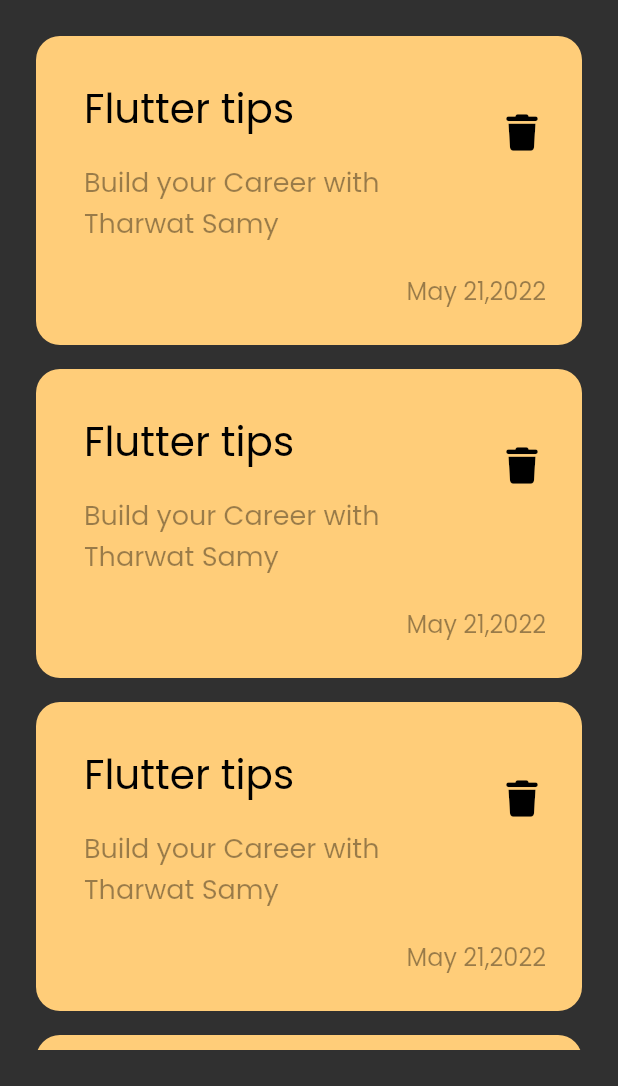
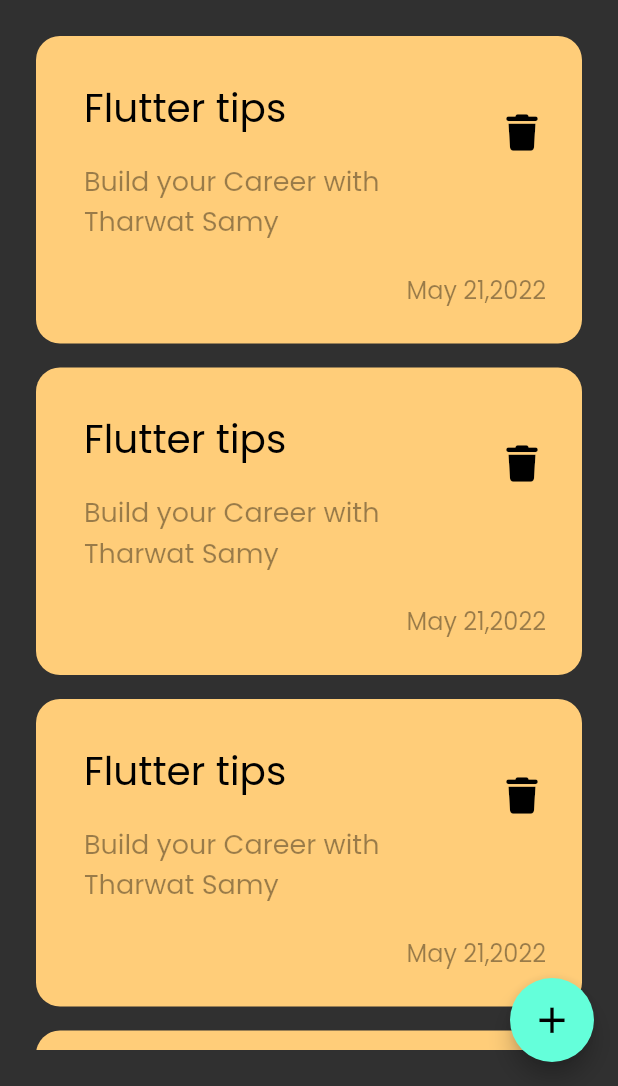
Before and after one commit to YNinja1/note_app, a Flutter app: the screen it shows after launch, on a phone screen of 412 x 824 dp, the part 150-1236 px from its top. Run offline on Flutter 3.47's test engine with Material 3 defaults, Android fonts, the phone set to English and light mode, and no system bars; our stand-ins replace font_awesome_flutter.

Commit message:
adding FloatingActionButton

```diff
--- a/lib/views/notes_view.dart
+++ b/lib/views/notes_view.dart
@@ -1,14 +1,20 @@
 import 'package:flutter/material.dart';
 import 'package:note_app/widgets/notes_view_body.dart';
-
 
 class NotesView extends StatelessWidget {
   const NotesView({super.key});
 
   @override
   Widget build(BuildContext context) {
-    return const Scaffold(
-      body: NotesViewBody(),
+    return Scaffold(
+      floatingActionButton: FloatingActionButton(
+        onPressed: () {},
+        child: const Icon(
+          Icons.add,
+          size: 29,
+        ),
+      ),
+      body: const NotesViewBody(),
     );
   }
 }
--- a/lib/widgets/note_item.dart
+++ b/lib/widgets/note_item.dart
@@ -18,7 +18,7 @@ class NoteItem extends StatelessWidget {
           ListTile(
             title: const Text(
               'Flutter tips',
-              style: TextStyle(color: Colors.black, fontSize: 27),
+              style: TextStyle(color: Colors.black, fontSize: 26,),
             ),
             subtitle: Padding(
               padding: const EdgeInsets.only(top: 16, bottom: 16),
```
Also changed, not shown: lib/widgets/notes_view_body.dart (line endings or trailing spaces).
